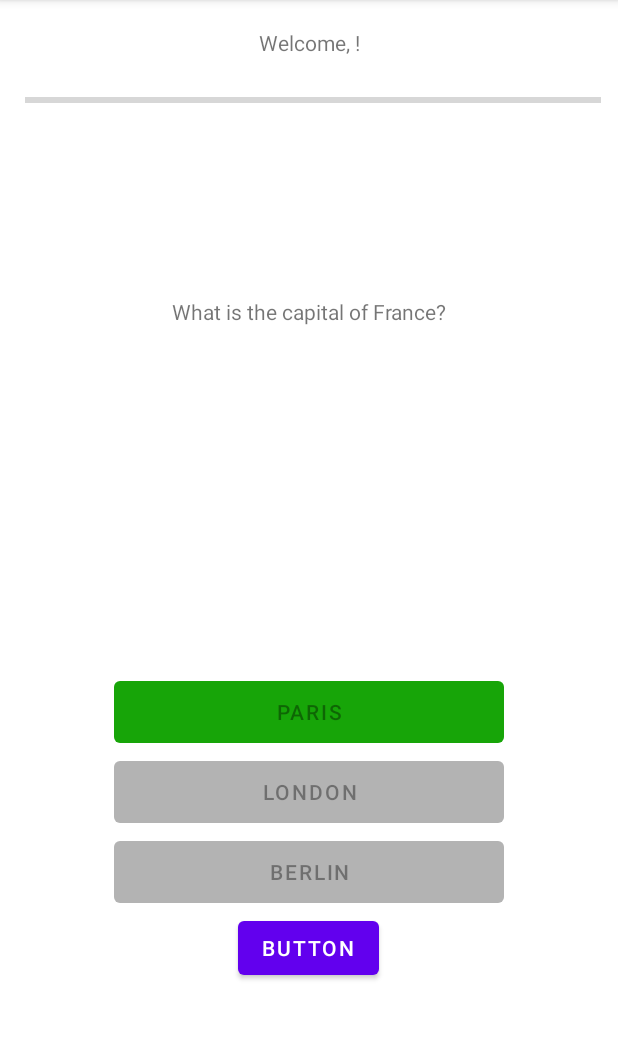
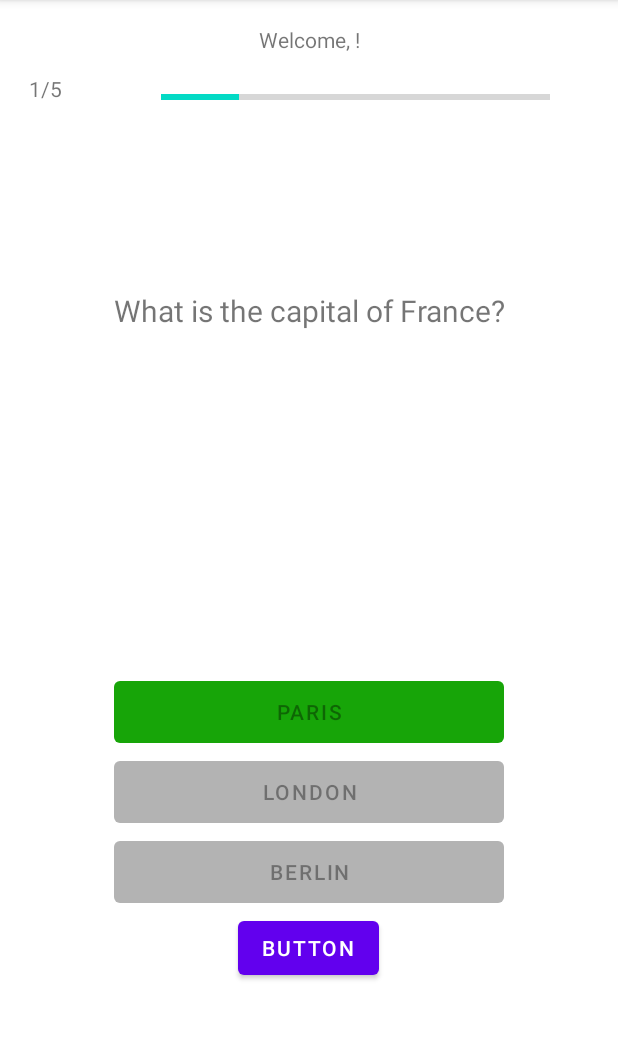
Before and after one commit to Thumbness/SIT305_Task3_1, an Android app: the QuizActivity screen opened directly, with no data from a screen before it, after a tap on "PARIS", on a phone screen of 412 x 824 dp, the part 84-1124 px from its top. Run offline under Robolectric (Android 15) with nearby library versions, the phone set to English and light mode, and no system bars.

```diff
--- a/app/src/main/java/quiz/app/task31/QuizActivity.java
+++ b/app/src/main/java/quiz/app/task31/QuizActivity.java
@@ -1,18 +1,19 @@
 package quiz.app.task31;
 
+import android.annotation.SuppressLint;
 import android.content.Context;
 import android.content.Intent;
 import android.content.SharedPreferences;
 import android.content.res.ColorStateList;
 import android.graphics.Color;
+import android.os.Build;
 import android.os.Bundle;
-import android.util.Log;
-import android.view.View;
 import android.widget.Button;
 import android.widget.ProgressBar;
 import android.widget.TextView;
-import android.widget.Toast;
 
+
+import androidx.annotation.RequiresApi;
 import androidx.appcompat.app.AppCompatActivity;
 
 import java.util.Arrays;
@@ -21,7 +22,8 @@ import java.util.List;
 
 public class QuizActivity extends AppCompatActivity {
 
-    private List<QuizQuestion> quizQuestions = Arrays.asList(
+    // Instantiate a list of QuizQuestion objects that contain the question, answers and correct answer index
+    private final List<QuizQuestion> quizQuestions = Arrays.asList(
             new QuizQuestion("What is the capital of France?",
                     new String[]{"Paris", "London", "Berlin"}, 0),
             new QuizQuestion("What is Homer Simpson's skin color",
@@ -35,6 +37,7 @@ public class QuizActivity extends AppCompatActivity {
     ProgressBar progressBar;
     TextView question;
     TextView welcomeText;
+    TextView progressText;
     Button selection_1;
     Button selection_2;
     Button selection_3;
@@ -47,64 +50,88 @@ public class QuizActivity extends AppCompatActivity {
     ColorStateList colorRed = ColorStateList.valueOf(Color.parseColor("#FFFF0000"));
     ColorStateList colorNeutral = ColorStateList.valueOf(Color.parseColor("#BFBFBF"));
 
+    @RequiresApi(api = Build.VERSION_CODES.LOLLIPOP)
     @Override
     protected void onCreate(Bundle savedInstanceState) {
         super.onCreate(savedInstanceState);
         setContentView(R.layout.quiz_activity_layout);
+        // Get shared preference for username and initialize score to zero
         sharedPreferences = getSharedPreferences("MY_PREF", Context.MODE_PRIVATE);
         userNameFromSharedPreference = sharedPreferences.getString("Username", "");
-        score = sharedPreferences.getInt("Score", 0);
+        score = 0;
 
+        // Set layout objects
         welcomeText = findViewById(R.id.welcomeTextView);
         question = findViewById(R.id.textView2);
         progressBar = findViewById(R.id.progressBar);
+        progressBar.setMax(5);
         progressBar.setProgress(currentQuestionIndex);
         selection_1 = findViewById(R.id.button2);
         selection_2 = findViewById(R.id.button3);
         selection_3 = findViewById(R.id.button4);
         nextButton = findViewById(R.id.button5);
+        progressText = findViewById(R.id.progressText);
 
-        welcomeText.setText("Welcome, " + userNameFromSharedPreference + "!");
+
+        // Method that updates the quiz activity with new questions and answers
         updateUI();
 
-        selection_1.setOnClickListener(view -> {
-            checkAnswer(0, selection_1);
-        });
-        selection_2.setOnClickListener(view -> {
-            checkAnswer(1, selection_2);
-        });
-        selection_3.setOnClickListener(view -> {
-            checkAnswer(2, selection_3);
-        });
-        nextButton.setOnClickListener(view -> {
-            moveToNextQuestion();
-        });
+        // Calls method that checks answer based on option clicked
+        selection_1.setOnClickListener(view -> checkAnswer(0, selection_1));
+        selection_2.setOnClickListener(view -> checkAnswer(1, selection_2));
+        selection_3.setOnClickListener(view -> checkAnswer(2, selection_3));
+        // Move to next question once selection is checked
+        nextButton.setOnClickListener(view -> moveToNextQuestion());
     }
+    @SuppressLint("SetTextI18n")
     private void updateUI() {
-
+        // instantiates new question class object with current question index used for calling next QuizQuestion
         QuizQuestion currentQuestion = quizQuestions.get(currentQuestionIndex);
         question.setText(currentQuestion.getQuestion());
+        progressText.setText(currentQuestionIndex+1 + "/" + quizQuestions.size());
+
+        //Create array of question answer options and set button text to potential answers
         String[] options = currentQuestion.getOptions();
         selection_1.setText(options[0]);
         selection_2.setText(options[1]);
         selection_3.setText(options[2]);
+        progressBar.setProgress(currentQuestionIndex+1);
+
+        // Check if user at the first question and set welcome message to visibile
+        if (currentQuestionIndex <= 0)
+        {
+            welcomeText.setEnabled(true);
+            welcomeText.setText("Welcome, " + userNameFromSharedPreference + "!");
+        }
+        else
+        {
+            welcomeText.setEnabled(false);
+        }
+
     }
+    @RequiresApi(api = Build.VERSION_CODES.LOLLIPOP)
     private void checkAnswer(int selectedOptionIndex, Button button ) {
+        // Creates a quiz question object at current quiz question index,
+        // Checks quiz question correct answer index to the selected user answer
         QuizQuestion currentQuestion = quizQuestions.get(currentQuestionIndex);
-        if (selectedOptionIndex == currentQuestion.getCorrectAnswerIndex()) {
+        if (selectedOptionIndex == currentQuestion.getCorrectAnswerIndex()) { // if answer correct
             button.setBackgroundTintList(colorGreen);
             score++;
-        } else {
+        } else { // if answer incorrect
             button.setBackgroundTintList(colorRed);
         }
+        //disables all buttons except the next question button after user selects option
         disableButtons();
     }
     private void disableButtons() {
+        //disables all buttons except the next question button after user selects option
         selection_1.setEnabled(false);
         selection_2.setEnabled(false);
         selection_3.setEnabled(false);
     }
+    @RequiresApi(api = Build.VERSION_CODES.LOLLIPOP)
     private void enableButtons() {
+        // Enables all buttons for user to press
         selection_1.setBackgroundTintList(colorNeutral);
         selection_2.setBackgroundTintList(colorNeutral);
         selection_3.setBackgroundTintList(colorNeutral);
@@ -112,13 +139,15 @@ public class QuizActivity extends AppCompatActivity {
         selection_2.setEnabled(true);
         selection_3.setEnabled(true);
     }
+    @RequiresApi(api = Build.VERSION_CODES.LOLLIPOP)
     private void moveToNextQuestion() {
         currentQuestionIndex++;
-        welcomeText.setEnabled(false);
+        // check if user has reached the end of the quiz
         if (currentQuestionIndex < quizQuestions.size()) {
             enableButtons();
             updateUI();
         } else {
+            // end of quiz: pass score to shared preferences, change to result activity
             SharedPreferences.Editor myEditor = sharedPreferences.edit();
             myEditor.putInt("Score", score);
             myEditor.apply();
--- a/app/src/main/res/layout/quiz_activity_layout.xml
+++ b/app/src/main/res/layout/quiz_activity_layout.xml
@@ -21,6 +21,8 @@
         android:layout_height="wrap_content"
         android:layout_marginBottom="44dp"
         android:text="@string/textview"
+        android:textAlignment="center"
+        android:textSize="20sp"
         app:layout_constraintBottom_toTopOf="@+id/button2"
         app:layout_constraintEnd_toEndOf="parent"
         app:layout_constraintHorizontal_bias="0.501"
@@ -75,14 +77,26 @@
     <ProgressBar
         android:id="@+id/progressBar"
         style="?android:attr/progressBarStyleHorizontal"
-        android:layout_width="384dp"
-        android:layout_height="22dp"
+        android:layout_width="259dp"
+        android:layout_height="24dp"
         android:layout_marginBottom="64dp"
         android:max="10"
         android:progress="1"
         app:layout_constraintBottom_toTopOf="@+id/textView2"
         app:layout_constraintEnd_toEndOf="parent"
         app:layout_constraintHorizontal_bias="0.592"
+        app:layout_constraintStart_toEndOf="@+id/progressText"
+        app:layout_constraintTop_toTopOf="parent" />
+
+    <TextView
+        android:id="@+id/progressText"
+        android:layout_width="wrap_content"
+        android:layout_height="wrap_content"
+        android:text="TextView"
+        app:layout_constraintBottom_toBottomOf="parent"
+        app:layout_constraintEnd_toEndOf="parent"
+        app:layout_constraintHorizontal_bias="0.05"
         app:layout_constraintStart_toStartOf="parent"
-        app:layout_constraintTop_toTopOf="parent" />
+        app:layout_constraintTop_toTopOf="parent"
+        app:layout_constraintVertical_bias="0.066" />
 </androidx.constraintlayout.widget.ConstraintLayout>
--- a/app/src/main/res/values/strings.xml
+++ b/app/src/main/res/values/strings.xml
@@ -6,4 +6,5 @@
     <string name="takeNewQuizString">Take new Quiz</string>
     <string name="exitString">Exit</string>
     <string name="textview">TextView</string>
+    <string name="headerTextview">SIT305 Quiz App</string>
 </resources>
```
Also changed, not shown: app/src/main/res/layout/activity_main.xml (+11 -0 lines), app/src/main/res/layout/results_activity.xml (+10 -9 lines).
